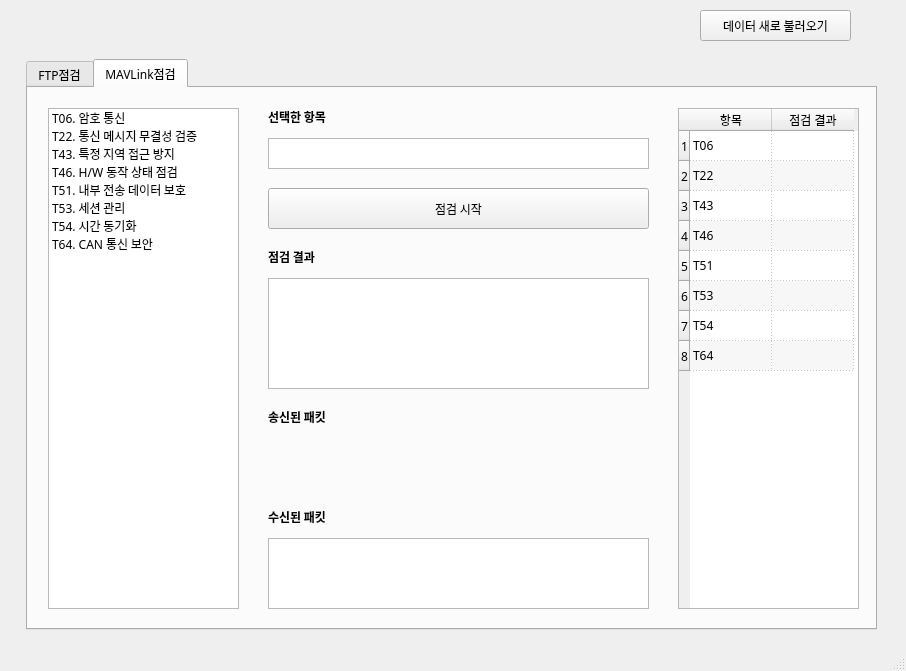
Qt form ui/PX4Inspector.ui (Herrtane/PX4Inspector) before a commit.
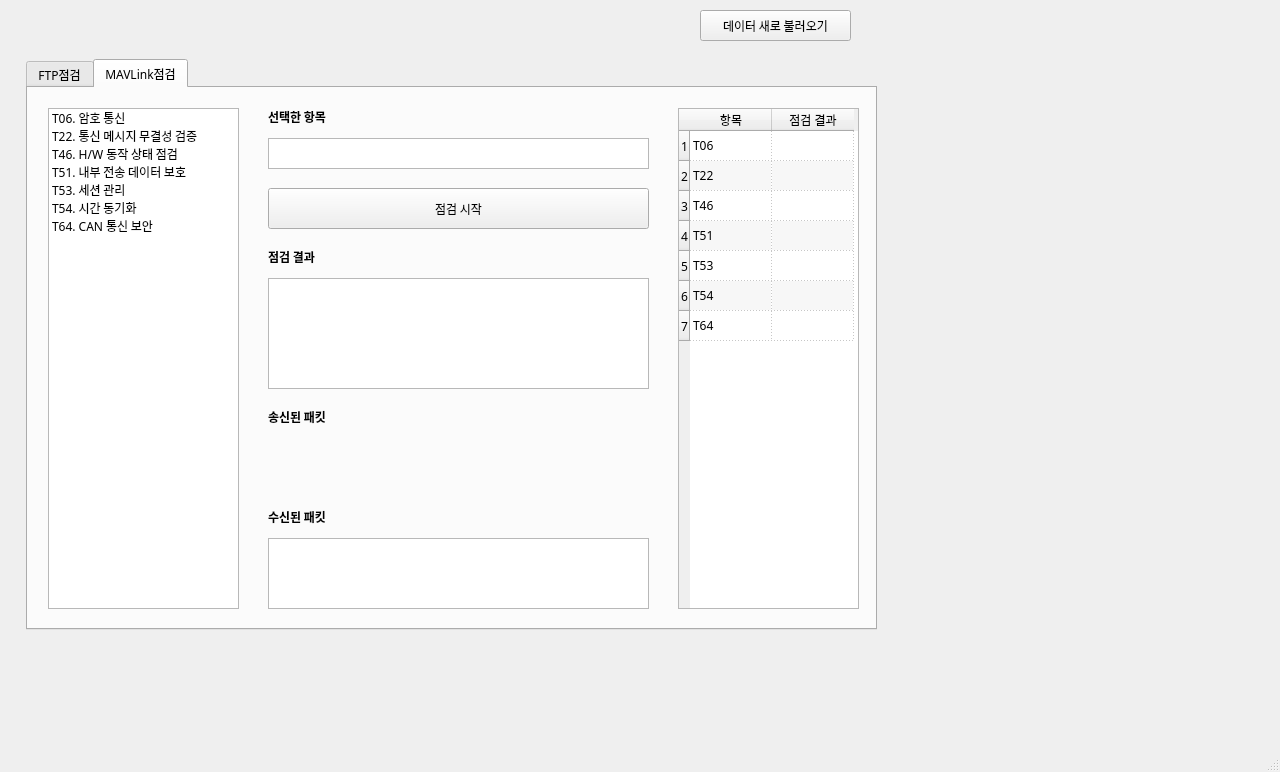
The same form after that commit. The open tabs and pages were chosen to show the change.

```diff
--- a/ui/PX4Inspector.ui
+++ b/ui/PX4Inspector.ui
@@ -9,8 +9,8 @@
    <rect>
     <x>0</x>
     <y>0</y>
-    <width>906</width>
-    <height>671</height>
+    <width>1280</width>
+    <height>772</height>
    </rect>
   </property>
   <property name="sizePolicy">
@@ -337,11 +337,6 @@
         <string>T22. 통신 메시지 무결성 검증</string>
        </property>
       </item>
-      <item>
-       <property name="text">
-        <string>T43. 특정 지역 접근 방지</string>
-       </property>
-      </item>
       <item>
        <property name="text">
         <string>T46. H/W 동작 상태 점검</string>
@@ -430,11 +425,6 @@
         <string>7</string>
        </property>
       </row>
-      <row>
-       <property name="text">
-        <string>8</string>
-       </property>
-      </row>
       <column>
        <property name="text">
         <string>항목</string>
@@ -467,50 +457,45 @@
       </item>
       <item row="2" column="0">
        <property name="text">
-        <string>T43</string>
-       </property>
-      </item>
-      <item row="2" column="1">
-       <property name="text">
-        <string/>
-       </property>
-      </item>
-      <item row="3" column="0">
-       <property name="text">
         <string>T46</string>
        </property>
       </item>
-      <item row="3" column="1">
+      <item row="2" column="1">
        <property name="text">
         <string/>
        </property>
       </item>
-      <item row="4" column="0">
+      <item row="3" column="0">
        <property name="text">
         <string>T51</string>
        </property>
       </item>
-      <item row="4" column="1">
+      <item row="3" column="1">
        <property name="text">
         <string/>
        </property>
       </item>
-      <item row="5" column="0">
+      <item row="4" column="0">
        <property name="text">
         <string>T53</string>
        </property>
       </item>
-      <item row="5" column="1">
+      <item row="4" column="1">
        <property name="text">
         <string/>
        </property>
       </item>
-      <item row="6" column="0">
+      <item row="5" column="0">
        <property name="text">
         <string>T54</string>
        </property>
       </item>
-      <item row="7" column="0">
+      <item row="5" column="1">
+       <property name="text">
+        <string/>
+       </property>
+      </item>
+      <item row="6" column="0">
        <property name="text">
         <string>T64</string>
        </property>
```
Left out of the diff: 15 changed lines with no effect on the pictures.
